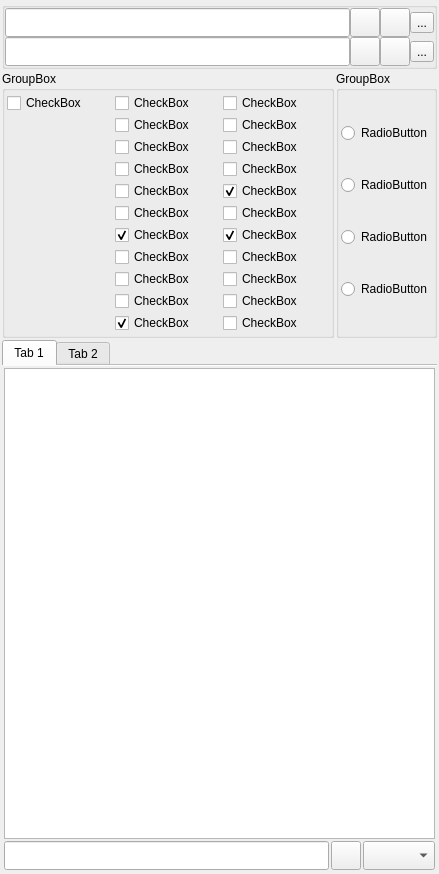
Above: rpfm_ui/ui_templates/global_search_dock_widget.ui from Frodo45127/rpfm before the change. Below: the same form after it.
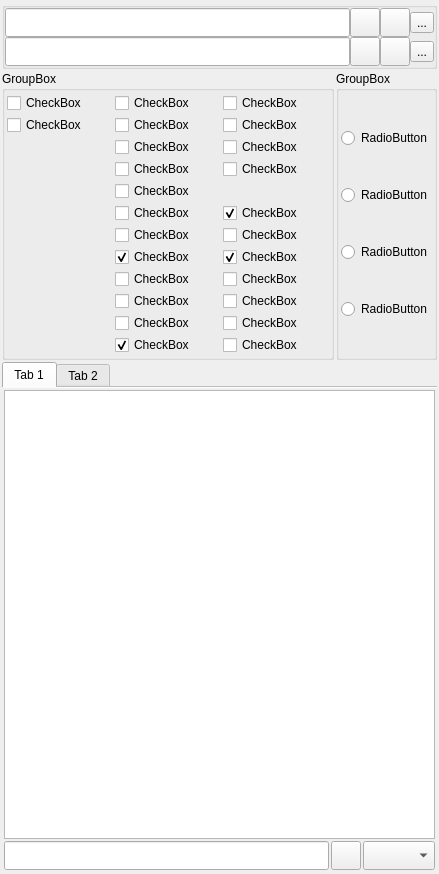
That is the form after the change. Icons and pictures are not drawn. Custom widgets are drawn as their Qt base class.

Commit message: Massive global search cleanup: - Implemented support for Atlas and UnitVariant. - De-duplicated a lot of search & replace code. - Fixed replace replacing multiple matches when you just wanted to replace one. - Fixed case-insensitive non-regex search not working as intended. - Re-formatted match text to omit parts when the strings are too long.

What changed in the file:
```diff
--- a/rpfm_ui/ui_templates/global_search_dock_widget.ui
+++ b/rpfm_ui/ui_templates/global_search_dock_widget.ui
@@ -286,26 +286,100 @@
         <number>2</number>
        </property>
        <item row="8" column="1">
-        <widget class="QCheckBox" name="search_group_formations">
+        <widget class="QCheckBox" name="search_esf">
          <property name="text">
           <string>CheckBox</string>
          </property>
         </widget>
        </item>
-       <item row="4" column="1">
-        <widget class="QCheckBox" name="search_audio">
+       <item row="10" column="1">
+        <widget class="QCheckBox" name="search_image">
          <property name="text">
           <string>CheckBox</string>
          </property>
         </widget>
        </item>
-       <item row="5" column="1">
+       <item row="0" column="2">
+        <widget class="QCheckBox" name="search_matched_combat">
+         <property name="text">
+          <string>CheckBox</string>
+         </property>
+        </widget>
+       </item>
+       <item row="3" column="2">
+        <widget class="QCheckBox" name="search_rigid_model">
+         <property name="text">
+          <string>CheckBox</string>
+         </property>
+        </widget>
+       </item>
+       <item row="11" column="1">
+        <widget class="QCheckBox" name="search_loc">
+         <property name="enabled">
+          <bool>true</bool>
+         </property>
+         <property name="text">
+          <string>CheckBox</string>
+         </property>
+         <property name="checked">
+          <bool>true</bool>
+         </property>
+        </widget>
+       </item>
+       <item row="7" column="2">
+        <widget class="QCheckBox" name="search_text">
+         <property name="enabled">
+          <bool>true</bool>
+         </property>
+         <property name="text">
+          <string>CheckBox</string>
+         </property>
+         <property name="checked">
+          <bool>true</bool>
+         </property>
+        </widget>
+       </item>
+       <item row="1" column="2">
+        <widget class="QCheckBox" name="search_pack">
+         <property name="text">
+          <string>CheckBox</string>
+         </property>
+        </widget>
+       </item>
+       <item row="6" column="1">
         <widget class="QCheckBox" name="search_bmd">
          <property name="text">
           <string>CheckBox</string>
          </property>
         </widget>
        </item>
+       <item row="8" column="2">
+        <widget class="QCheckBox" name="search_uic">
+         <property name="text">
+          <string>CheckBox</string>
+         </property>
+        </widget>
+       </item>
+       <item row="0" column="1">
+        <widget class="QCheckBox" name="search_anim">
+         <property name="text">
+          <string>CheckBox</string>
+         </property>
+        </widget>
+       </item>
+       <item row="7" column="1">
+        <widget class="QCheckBox" name="search_db">
+         <property name="enabled">
+          <bool>true</bool>
+         </property>
+         <property name="text">
+          <string>CheckBox</string>
+         </property>
+         <property name="checked">
+          <bool>true</bool>
+         </property>
+        </widget>
+       </item>
        <item row="3" column="1">
         <widget class="QCheckBox" name="search_anims_table">
          <property name="text">
@@ -313,6 +387,41 @@
          </property>
         </widget>
        </item>
+       <item row="11" column="2">
+        <widget class="QCheckBox" name="search_video">
+         <property name="text">
+          <string>CheckBox</string>
+         </property>
+        </widget>
+       </item>
+       <item row="2" column="1">
+        <widget class="QCheckBox" name="search_anim_pack">
+         <property name="text">
+          <string>CheckBox</string>
+         </property>
+        </widget>
+       </item>
+       <item row="9" column="2">
+        <widget class="QCheckBox" name="search_unit_variant">
+         <property name="text">
+          <string>CheckBox</string>
+         </property>
+        </widget>
+       </item>
+       <item row="10" column="2">
+        <widget class="QCheckBox" name="search_unknown">
+         <property name="text">
+          <string>CheckBox</string>
+         </property>
+        </widget>
+       </item>
+       <item row="5" column="1">
+        <widget class="QCheckBox" name="search_audio">
+         <property name="text">
+          <string>CheckBox</string>
+         </property>
+        </widget>
+       </item>
        <item row="0" column="0">
         <widget class="QCheckBox" name="search_all">
          <property name="text">
@@ -323,27 +432,6 @@
          </property>
         </widget>
        </item>
-       <item row="9" column="1">
-        <widget class="QCheckBox" name="search_image">
-         <property name="text">
-          <string>CheckBox</string>
-         </property>
-        </widget>
-       </item>
-       <item row="0" column="1">
-        <widget class="QCheckBox" name="search_anim">
-         <property name="text">
-          <string>CheckBox</string>
-         </property>
-        </widget>
-       </item>
-       <item row="2" column="1">
-        <widget class="QCheckBox" name="search_anim_pack">
-         <property name="text">
-          <string>CheckBox</string>
-         </property>
-        </widget>
-       </item>
        <item row="1" column="1">
         <widget class="QCheckBox" name="search_anim_fragment">
          <property name="text">
@@ -351,21 +439,15 @@
          </property>
         </widget>
        </item>
-       <item row="10" column="1">
-        <widget class="QCheckBox" name="search_loc">
-         <property name="enabled">
-          <bool>true</bool>
-         </property>
+       <item row="6" column="2">
+        <widget class="QCheckBox" name="search_sound_bank">
          <property name="text">
           <string>CheckBox</string>
          </property>
-         <property name="checked">
-          <bool>true</bool>
-         </property>
         </widget>
        </item>
-       <item row="6" column="1">
-        <widget class="QCheckBox" name="search_db">
+       <item row="5" column="2">
+        <widget class="QCheckBox" name="search_schemas">
          <property name="enabled">
           <bool>true</bool>
          </property>
@@ -377,27 +459,6 @@
          </property>
         </widget>
        </item>
-       <item row="7" column="1">
-        <widget class="QCheckBox" name="search_esf">
-         <property name="text">
-          <string>CheckBox</string>
-         </property>
-        </widget>
-       </item>
-       <item row="0" column="2">
-        <widget class="QCheckBox" name="search_matched_combat">
-         <property name="text">
-          <string>CheckBox</string>
-         </property>
-        </widget>
-       </item>
-       <item row="1" column="2">
-        <widget class="QCheckBox" name="search_pack">
-         <property name="text">
-          <string>CheckBox</string>
-         </property>
-        </widget>
-       </item>
        <item row="2" column="2">
         <widget class="QCheckBox" name="search_portrait_settings">
          <property name="text">
@@ -405,69 +466,22 @@
          </property>
         </widget>
        </item>
-       <item row="3" column="2">
-        <widget class="QCheckBox" name="search_rigid_model">
+       <item row="9" column="1">
+        <widget class="QCheckBox" name="search_group_formations">
          <property name="text">
           <string>CheckBox</string>
          </property>
         </widget>
        </item>
-       <item row="4" column="2">
-        <widget class="QCheckBox" name="search_schemas">
-         <property name="enabled">
-          <bool>true</bool>
-         </property>
+       <item row="4" column="1">
+        <widget class="QCheckBox" name="search_atlas">
          <property name="text">
           <string>CheckBox</string>
          </property>
-         <property name="checked">
-          <bool>true</bool>
-         </property>
         </widget>
        </item>
-       <item row="5" column="2">
-        <widget class="QCheckBox" name="search_sound_bank">
-         <property name="text">
-          <string>CheckBox</string>
-         </property>
-        </widget>
-       </item>
-       <item row="6" column="2">
-        <widget class="QCheckBox" name="search_text">
-         <property name="enabled">
-          <bool>true</bool>
-         </property>
-         <property name="text">
-          <string>CheckBox</string>
-         </property>
-         <property name="checked">
-          <bool>true</bool>
-         </property>
-        </widget>
-       </item>
-       <item row="7" column="2">
-        <widget class="QCheckBox" name="search_uic">
-         <property name="text">
-          <string>CheckBox</string>
-         </property>
-        </widget>
-       </item>
-       <item row="8" column="2">
-        <widget class="QCheckBox" name="search_unit_variant">
-         <property name="text">
-          <string>CheckBox</string>
-         </property>
-        </widget>
-       </item>
-       <item row="9" column="2">
-        <widget class="QCheckBox" name="search_unknown">
-         <property name="text">
-          <string>CheckBox</string>
-         </property>
-        </widget>
-       </item>
-       <item row="10" column="2">
-        <widget class="QCheckBox" name="search_video">
+       <item row="1" column="0">
+        <widget class="QCheckBox" name="search_all_common">
          <property name="text">
           <string>CheckBox</string>
          </property>
```
The commit also changes 18 other files.
